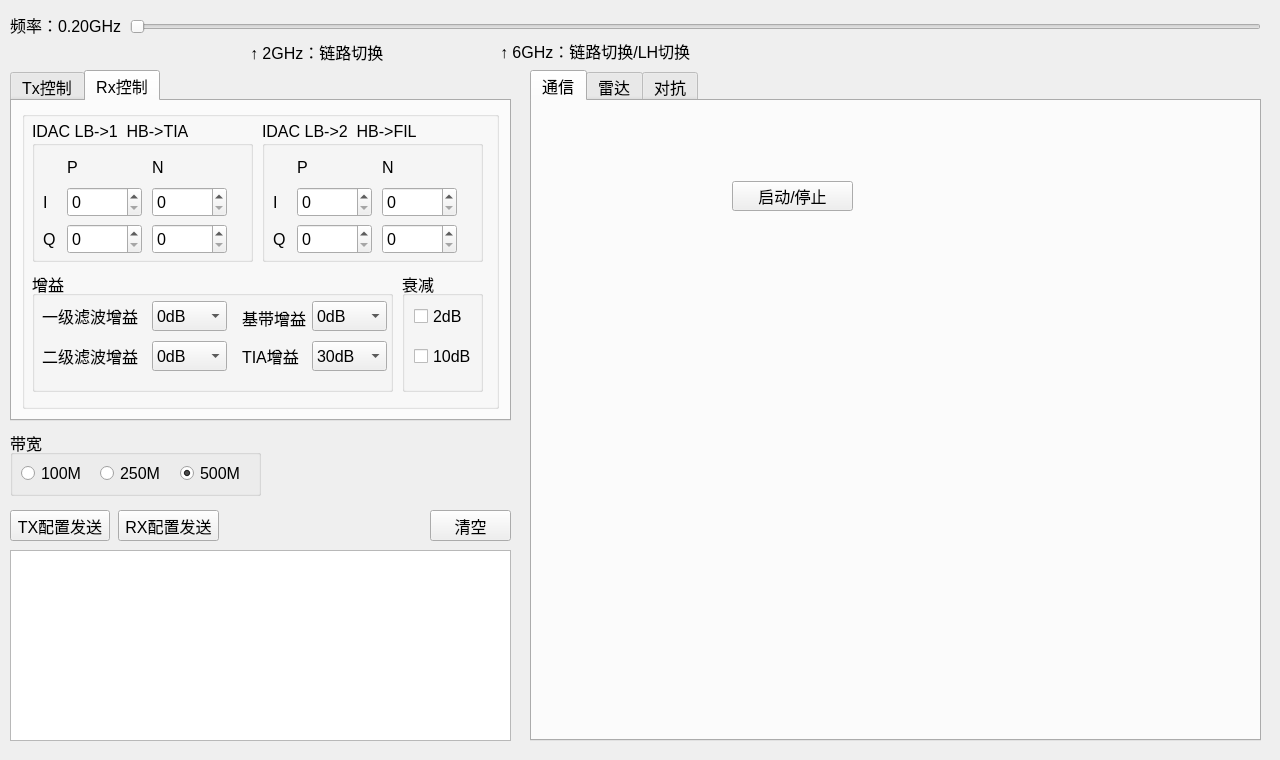
Qt form python312_uwbHost/gui/form.ui (MrGEFORCE/uwbValidation) before a commit.
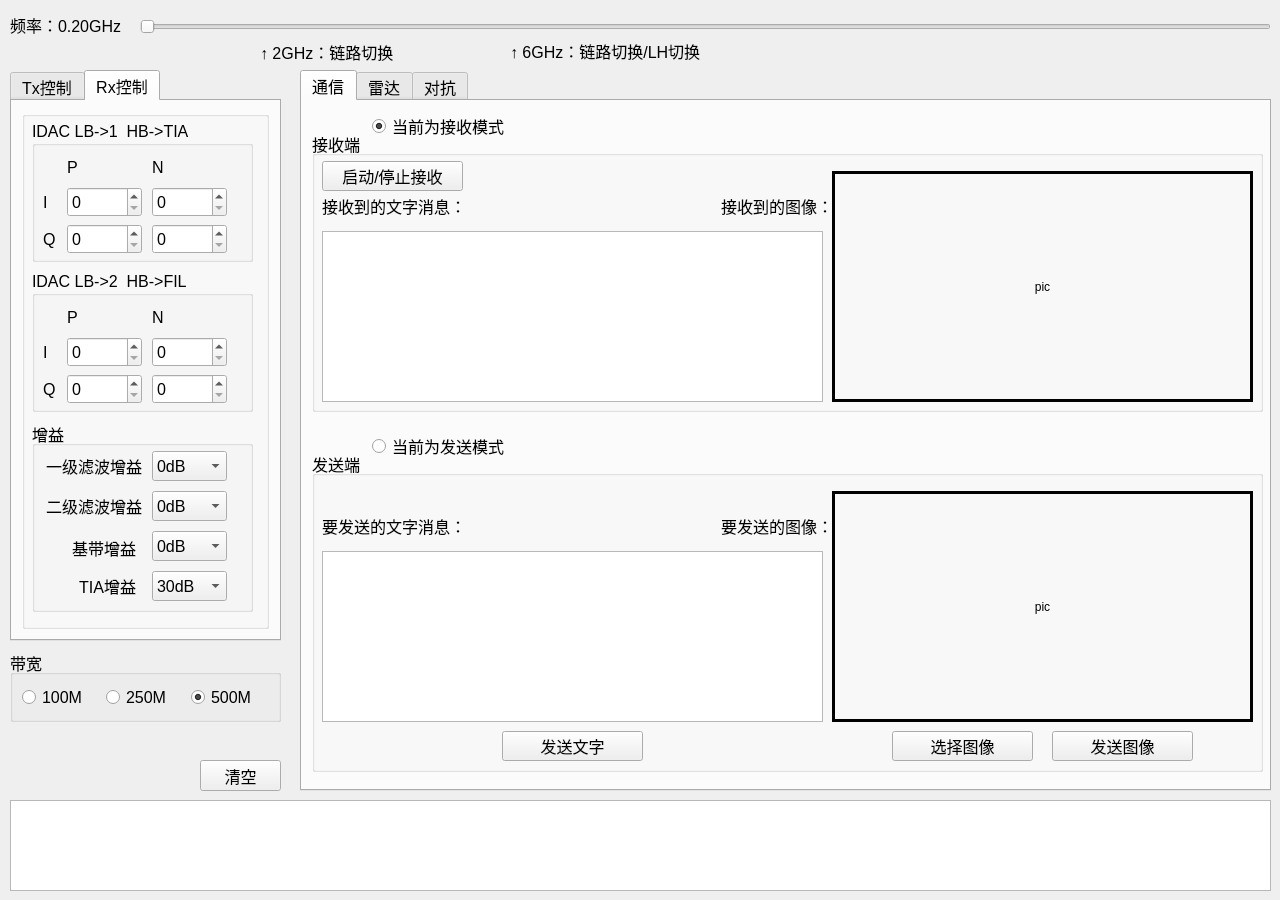
The same form after that commit. The open tabs and pages were chosen to show the change.

Commit message: comm func framework and ui cdefault config

```diff
--- a/python312_uwbHost/gui/form.ui
+++ b/python312_uwbHost/gui/form.ui
@@ -7,7 +7,7 @@
     <x>0</x>
     <y>0</y>
     <width>1280</width>
-    <height>760</height>
+    <height>900</height>
    </rect>
   </property>
   <property name="minimumSize">
@@ -40,7 +40,7 @@
   <widget class="QSlider" name="horizontalSlider_freq">
    <property name="geometry">
     <rect>
-     <x>130</x>
+     <x>140</x>
      <y>18</y>
      <width>1131</width>
      <height>18</height>
@@ -68,7 +68,7 @@
    </property>
    <property name="geometry">
     <rect>
-     <x>250</x>
+     <x>260</x>
      <y>40</y>
      <width>135</width>
      <height>21</height>
@@ -87,7 +87,7 @@
   <widget class="QLabel" name="label_freq_3">
    <property name="geometry">
     <rect>
-     <x>500</x>
+     <x>510</x>
      <y>40</y>
      <width>194</width>
      <height>21</height>
@@ -102,8 +102,8 @@
     <rect>
      <x>10</x>
      <y>70</y>
-     <width>501</width>
-     <height>351</height>
+     <width>271</width>
+     <height>571</height>
     </rect>
    </property>
    <property name="sizePolicy">
@@ -413,45 +413,6 @@
        <property name="title">
         <string/>
        </property>
-       <widget class="QGroupBox" name="groupBox_4">
-        <property name="geometry">
-         <rect>
-          <x>380</x>
-          <y>160</y>
-          <width>81</width>
-          <height>121</height>
-         </rect>
-        </property>
-        <property name="title">
-         <string>衰减</string>
-        </property>
-        <widget class="QCheckBox" name="checkBox_R_att2db">
-         <property name="geometry">
-          <rect>
-           <x>12</x>
-           <y>30</y>
-           <width>62</width>
-           <height>30</height>
-          </rect>
-         </property>
-         <property name="text">
-          <string>2dB</string>
-         </property>
-        </widget>
-        <widget class="QCheckBox" name="checkBox_R_att10db">
-         <property name="geometry">
-          <rect>
-           <x>12</x>
-           <y>70</y>
-           <width>72</width>
-           <height>30</height>
-          </rect>
-         </property>
-         <property name="text">
-          <string>10dB</string>
-         </property>
-        </widget>
-       </widget>
        <widget class="QGroupBox" name="groupBox_IDAC_4">
         <property name="geometry">
          <rect>
@@ -561,9 +522,9 @@
         <property name="geometry">
          <rect>
           <x>10</x>
-          <y>160</y>
-          <width>361</width>
-          <height>121</height>
+          <y>310</y>
+          <width>221</width>
+          <height>191</height>
          </rect>
         </property>
         <property name="title">
@@ -572,8 +533,8 @@
         <widget class="QLabel" name="label_23">
          <property name="geometry">
           <rect>
-           <x>210</x>
-           <y>32</y>
+           <x>40</x>
+           <y>112</y>
            <width>64</width>
            <height>30</height>
           </rect>
@@ -581,12 +542,15 @@
          <property name="text">
           <string>基带增益</string>
          </property>
+         <property name="alignment">
+          <set>Qt::AlignRight|Qt::AlignTrailing|Qt::AlignVCenter</set>
+         </property>
         </widget>
         <widget class="QComboBox" name="comboBox_R_BBGain">
          <property name="geometry">
           <rect>
-           <x>280</x>
-           <y>30</y>
+           <x>120</x>
+           <y>110</y>
            <width>75</width>
            <height>30</height>
           </rect>
@@ -627,6 +591,9 @@
          <property name="text">
           <string>一级滤波增益</string>
          </property>
+         <property name="alignment">
+          <set>Qt::AlignRight|Qt::AlignTrailing|Qt::AlignVCenter</set>
+         </property>
         </widget>
         <widget class="QComboBox" name="comboBox_R_filterGain1">
          <property name="geometry">
@@ -668,6 +635,9 @@
          <property name="text">
           <string>二级滤波增益</string>
          </property>
+         <property name="alignment">
+          <set>Qt::AlignRight|Qt::AlignTrailing|Qt::AlignVCenter</set>
+         </property>
         </widget>
         <widget class="QComboBox" name="comboBox_R_filterGain2">
          <property name="geometry">
@@ -700,8 +670,8 @@
         <widget class="QLabel" name="label_30">
          <property name="geometry">
           <rect>
-           <x>210</x>
-           <y>70</y>
+           <x>40</x>
+           <y>150</y>
            <width>64</width>
            <height>30</height>
           </rect>
@@ -709,12 +679,15 @@
          <property name="text">
           <string>TIA增益</string>
          </property>
+         <property name="alignment">
+          <set>Qt::AlignRight|Qt::AlignTrailing|Qt::AlignVCenter</set>
+         </property>
         </widget>
         <widget class="QComboBox" name="comboBox_R_TIAGain">
          <property name="geometry">
           <rect>
-           <x>280</x>
-           <y>70</y>
+           <x>120</x>
+           <y>150</y>
            <width>75</width>
            <height>30</height>
           </rect>
@@ -742,8 +715,8 @@
        <widget class="QGroupBox" name="groupBox_IDAC_5">
         <property name="geometry">
          <rect>
-          <x>240</x>
-          <y>10</y>
+          <x>10</x>
+          <y>160</y>
           <width>221</width>
           <height>141</height>
          </rect>
@@ -853,9 +826,9 @@
    <property name="geometry">
     <rect>
      <x>10</x>
-     <y>430</y>
-     <width>251</width>
-     <height>66</height>
+     <y>650</y>
+     <width>271</width>
+     <height>72</height>
     </rect>
    </property>
    <property name="title">
@@ -864,10 +837,10 @@
    <widget class="QRadioButton" name="radioButton_BBBW100M">
     <property name="geometry">
      <rect>
-      <x>11</x>
-      <y>31</y>
-      <width>76</width>
-      <height>24</height>
+      <x>12</x>
+      <y>35</y>
+      <width>67</width>
+      <height>25</height>
      </rect>
     </property>
     <property name="text">
@@ -877,10 +850,10 @@
    <widget class="QRadioButton" name="radioButton_BBBW250M">
     <property name="geometry">
      <rect>
-      <x>90</x>
-      <y>31</y>
-      <width>76</width>
-      <height>24</height>
+      <x>96</x>
+      <y>35</y>
+      <width>67</width>
+      <height>25</height>
      </rect>
     </property>
     <property name="text">
@@ -890,10 +863,10 @@
    <widget class="QRadioButton" name="radioButton_BBBW500M">
     <property name="geometry">
      <rect>
-      <x>170</x>
-      <y>31</y>
-      <width>76</width>
-      <height>24</height>
+      <x>181</x>
+      <y>35</y>
+      <width>67</width>
+      <height>25</height>
      </rect>
     </property>
     <property name="text">
@@ -908,9 +881,9 @@
    <property name="geometry">
     <rect>
      <x>10</x>
-     <y>550</y>
-     <width>501</width>
-     <height>191</height>
+     <y>800</y>
+     <width>1261</width>
+     <height>91</height>
     </rect>
    </property>
    <property name="sizePolicy">
@@ -920,37 +893,11 @@
     </sizepolicy>
    </property>
   </widget>
-  <widget class="QPushButton" name="pushButton_txConfigSend">
-   <property name="geometry">
-    <rect>
-     <x>10</x>
-     <y>510</y>
-     <width>100</width>
-     <height>31</height>
-    </rect>
-   </property>
-   <property name="text">
-    <string>TX配置发送</string>
-   </property>
-  </widget>
-  <widget class="QPushButton" name="pushButton_rxConfigSend">
-   <property name="geometry">
-    <rect>
-     <x>118</x>
-     <y>510</y>
-     <width>101</width>
-     <height>31</height>
-    </rect>
-   </property>
-   <property name="text">
-    <string>RX配置发送</string>
-   </property>
-  </widget>
   <widget class="QPushButton" name="pushButton_consoleClear">
    <property name="geometry">
     <rect>
-     <x>430</x>
-     <y>510</y>
+     <x>200</x>
+     <y>760</y>
      <width>81</width>
      <height>31</height>
     </rect>
@@ -962,10 +909,10 @@
   <widget class="QTabWidget" name="tabWidget">
    <property name="geometry">
     <rect>
-     <x>530</x>
+     <x>300</x>
      <y>70</y>
-     <width>731</width>
-     <height>671</height>
+     <width>971</width>
+     <height>721</height>
     </rect>
    </property>
    <property name="sizePolicy">
@@ -981,11 +928,284 @@
     <attribute name="title">
      <string>通信</string>
     </attribute>
+    <widget class="QGroupBox" name="groupBox_2">
+     <property name="geometry">
+      <rect>
+       <x>10</x>
+       <y>30</y>
+       <width>951</width>
+       <height>281</height>
+      </rect>
+     </property>
+     <property name="title">
+      <string>接收端</string>
+     </property>
+     <widget class="QTextEdit" name="textEdit_commR">
+      <property name="geometry">
+       <rect>
+        <x>10</x>
+        <y>100</y>
+        <width>501</width>
+        <height>171</height>
+       </rect>
+      </property>
+      <property name="readOnly">
+       <bool>true</bool>
+      </property>
+     </widget>
+     <widget class="QLabel" name="label_freq_4">
+      <property name="enabled">
+       <bool>true</bool>
+      </property>
+      <property name="geometry">
+       <rect>
+        <x>10</x>
+        <y>60</y>
+        <width>151</width>
+        <height>30</height>
+       </rect>
+      </property>
+      <property name="layoutDirection">
+       <enum>Qt::LeftToRight</enum>
+      </property>
+      <property name="text">
+       <string>接收到的文字消息：</string>
+      </property>
+      <property name="alignment">
+       <set>Qt::AlignLeading|Qt::AlignLeft|Qt::AlignVCenter</set>
+      </property>
+     </widget>
+     <widget class="QLabel" name="label_freq_5">
+      <property name="enabled">
+       <bool>true</bool>
+      </property>
+      <property name="geometry">
+       <rect>
+        <x>370</x>
+        <y>60</y>
+        <width>151</width>
+        <height>30</height>
+       </rect>
+      </property>
+      <property name="layoutDirection">
+       <enum>Qt::LeftToRight</enum>
+      </property>
+      <property name="text">
+       <string>接收到的图像：</string>
+      </property>
+      <property name="alignment">
+       <set>Qt::AlignRight|Qt::AlignTrailing|Qt::AlignVCenter</set>
+      </property>
+     </widget>
+     <widget class="QLabel" name="label_commImgR">
+      <property name="enabled">
+       <bool>true</bool>
+      </property>
+      <property name="geometry">
+       <rect>
+        <x>520</x>
+        <y>40</y>
+        <width>421</width>
+        <height>231</height>
+       </rect>
+      </property>
+      <property name="layoutDirection">
+       <enum>Qt::LeftToRight</enum>
+      </property>
+      <property name="styleSheet">
+       <string notr="true">border-width: 3px;border-style: solid;border-color: black;</string>
+      </property>
+      <property name="text">
+       <string>pic</string>
+      </property>
+      <property name="alignment">
+       <set>Qt::AlignCenter</set>
+      </property>
+     </widget>
+     <widget class="QPushButton" name="pushButton_commRunStop">
+      <property name="geometry">
+       <rect>
+        <x>10</x>
+        <y>30</y>
+        <width>141</width>
+        <height>30</height>
+       </rect>
+      </property>
+      <property name="text">
+       <string>启动/停止接收</string>
+      </property>
+     </widget>
+    </widget>
+    <widget class="QGroupBox" name="groupBox_3">
+     <property name="geometry">
+      <rect>
+       <x>10</x>
+       <y>350</y>
+       <width>951</width>
+       <height>321</height>
+      </rect>
+     </property>
+     <property name="title">
+      <string>发送端</string>
+     </property>
+     <widget class="QLabel" name="label_commImgT">
+      <property name="enabled">
+       <bool>true</bool>
+      </property>
+      <property name="geometry">
+       <rect>
+        <x>520</x>
+        <y>40</y>
+        <width>421</width>
+        <height>231</height>
+       </rect>
+      </property>
+      <property name="layoutDirection">
+       <enum>Qt::LeftToRight</enum>
+      </property>
+      <property name="styleSheet">
+       <string notr="true">border-width: 3px;border-style: solid;border-color: black;</string>
+      </property>
+      <property name="text">
+       <string>pic</string>
+      </property>
+      <property name="alignment">
+       <set>Qt::AlignCenter</set>
+      </property>
+     </widget>
+     <widget class="QLabel" name="label_freq_6">
+      <property name="enabled">
+       <bool>true</bool>
+      </property>
+      <property name="geometry">
+       <rect>
+        <x>370</x>
+        <y>60</y>
+        <width>151</width>
+        <height>30</height>
+       </rect>
+      </property>
+      <property name="layoutDirection">
+       <enum>Qt::LeftToRight</enum>
+      </property>
+      <property name="text">
+       <string>要发送的图像：</string>
+      </property>
+      <property name="alignment">
+       <set>Qt::AlignRight|Qt::AlignTrailing|Qt::AlignVCenter</set>
+      </property>
+     </widget>
+     <widget class="QLabel" name="label_freq_7">
+      <property name="enabled">
+       <bool>true</bool>
+      </property>
+      <property name="geometry">
+       <rect>
+        <x>10</x>
+        <y>60</y>
+        <width>151</width>
+        <height>30</height>
+       </rect>
+      </property>
+      <property name="layoutDirection">
+       <enum>Qt::LeftToRight</enum>
+      </property>
+      <property name="text">
+       <string>要发送的文字消息：</string>
+      </property>
+      <property name="alignment">
+       <set>Qt::AlignLeading|Qt::AlignLeft|Qt::AlignVCenter</set>
+      </property>
+     </widget>
+     <widget class="QTextEdit" name="textEdit_commT">
+      <property name="geometry">
+       <rect>
+        <x>10</x>
+        <y>100</y>
+        <width>501</width>
+        <height>171</height>
+       </rect>
+      </property>
+     </widget>
+     <widget class="QPushButton" name="pushButton_commImgT">
+      <property name="geometry">
+       <rect>
+        <x>740</x>
+        <y>280</y>
+        <width>141</width>
+        <height>30</height>
+       </rect>
+      </property>
+      <property name="text">
+       <string>发送图像</string>
+      </property>
+     </widget>
+     <widget class="QPushButton" name="pushButton_commTextT">
+      <property name="geometry">
+       <rect>
+        <x>190</x>
+        <y>280</y>
+        <width>141</width>
+        <height>30</height>
+       </rect>
+      </property>
+      <property name="text">
+       <string>发送文字</string>
+      </property>
+     </widget>
+     <widget class="QPushButton" name="pushButton_commImgSelect">
+      <property name="geometry">
+       <rect>
+        <x>580</x>
+        <y>280</y>
+        <width>141</width>
+        <height>30</height>
+       </rect>
+      </property>
+      <property name="text">
+       <string>选择图像</string>
+      </property>
+     </widget>
+    </widget>
+    <widget class="QRadioButton" name="radioButton_commR">
+     <property name="geometry">
+      <rect>
+       <x>70</x>
+       <y>10</y>
+       <width>151</width>
+       <height>30</height>
+      </rect>
+     </property>
+     <property name="text">
+      <string>当前为接收模式</string>
+     </property>
+     <property name="checked">
+      <bool>true</bool>
+     </property>
+    </widget>
+    <widget class="QRadioButton" name="radioButton_commT">
+     <property name="geometry">
+      <rect>
+       <x>70</x>
+       <y>330</y>
+       <width>151</width>
+       <height>30</height>
+      </rect>
+     </property>
+     <property name="text">
+      <string>当前为发送模式</string>
+     </property>
+    </widget>
+   </widget>
+   <widget class="QWidget" name="tab_radar">
+    <attribute name="title">
+     <string>雷达</string>
+    </attribute>
     <widget class="QPushButton" name="pushButton_runStop">
      <property name="geometry">
       <rect>
-       <x>200</x>
-       <y>80</y>
+       <x>820</x>
+       <y>40</y>
        <width>121</width>
        <height>30</height>
       </rect>
@@ -995,17 +1215,51 @@
      </property>
     </widget>
    </widget>
-   <widget class="QWidget" name="tab_radar">
-    <attribute name="title">
-     <string>雷达</string>
-    </attribute>
-   </widget>
    <widget class="QWidget" name="tab_adversarial">
     <attribute name="title">
      <string>对抗</string>
     </attribute>
    </widget>
   </widget>
+  <widget class="QGroupBox" name="groupBox_4">
+   <property name="geometry">
+    <rect>
+     <x>1300</x>
+     <y>80</y>
+     <width>171</width>
+     <height>241</height>
+    </rect>
+   </property>
+   <property name="title">
+    <string>debug</string>
+   </property>
+   <widget class="QPushButton" name="pushButton_rxConfigSend">
+    <property name="geometry">
+     <rect>
+      <x>20</x>
+      <y>90</y>
+      <width>101</width>
+      <height>31</height>
+     </rect>
+    </property>
+    <property name="text">
+     <string>RX配置发送</string>
+    </property>
+   </widget>
+   <widget class="QPushButton" name="pushButton_txConfigSend">
+    <property name="geometry">
+     <rect>
+      <x>20</x>
+      <y>50</y>
+      <width>100</width>
+      <height>31</height>
+     </rect>
+    </property>
+    <property name="text">
+     <string>TX配置发送</string>
+    </property>
+   </widget>
+  </widget>
  </widget>
  <resources/>
  <connections/>
```
Left out of the diff: 18 changed lines with no effect on the pictures. The commit also changes 9 other files.
